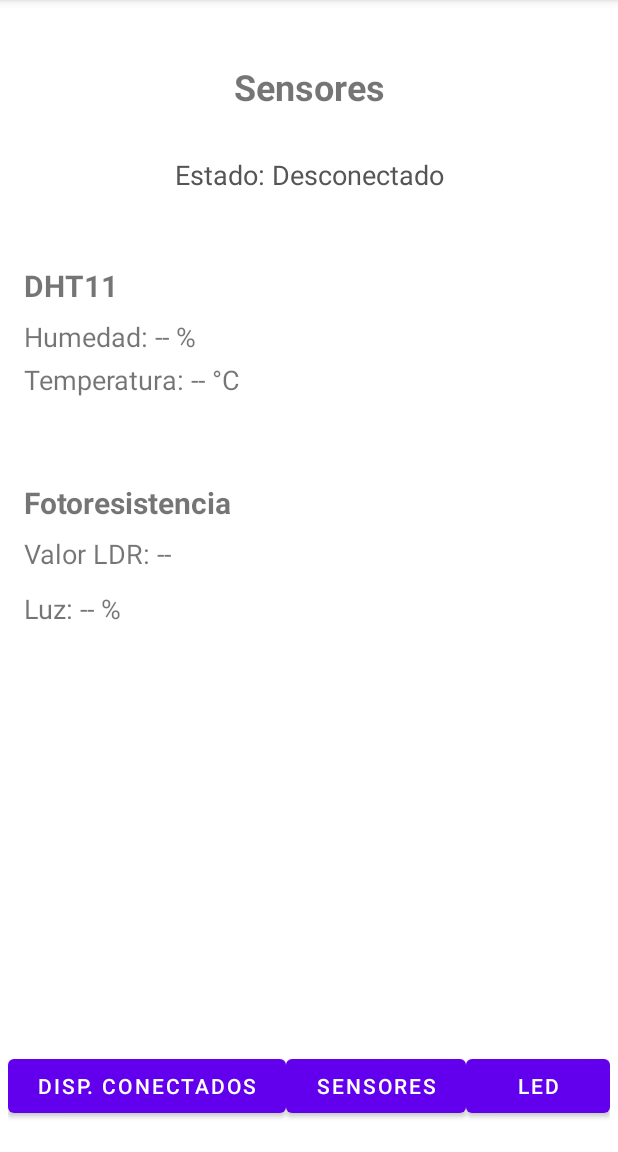
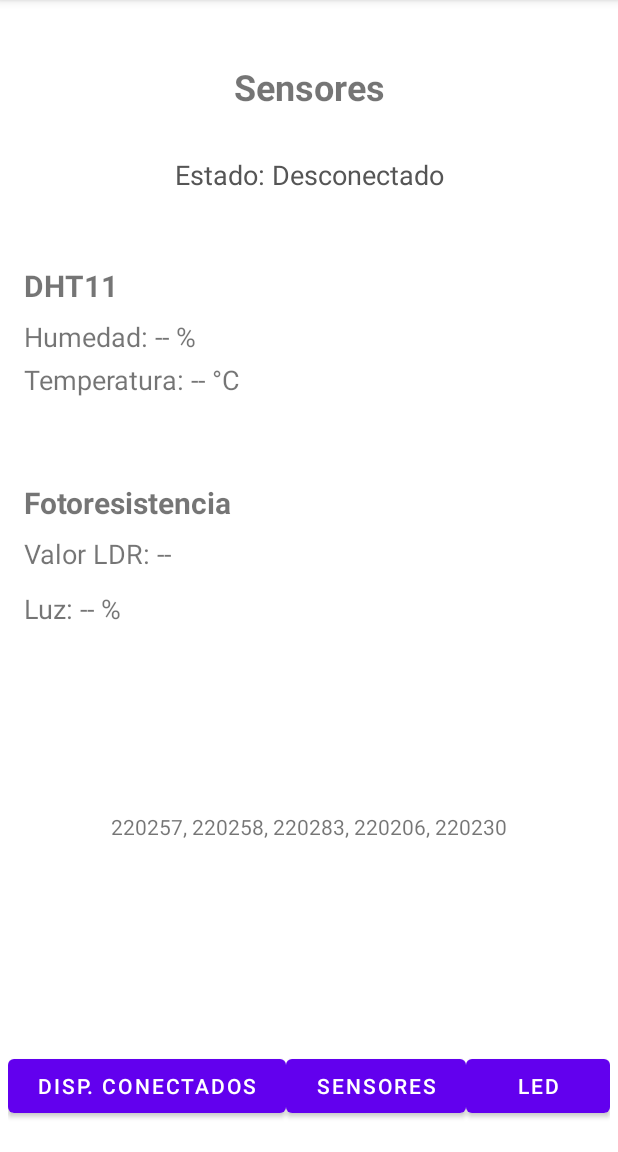
Before and after one commit to AlanGaBer11/ProyectoUnidadIIESP32, an Android app: the screen it shows after launch (MainActivity), after a tap on "SENSORES", on a phone screen of 412 x 824 dp, the part 84-1236 px from its top. Run offline under Robolectric (Android 15) with nearby library versions, the phone set to English and light mode, and no system bars.

Commit message:
Foto y nombres jijija

```diff
--- a/app/src/main/res/layout-land/fragment_sensores.xml
+++ b/app/src/main/res/layout-land/fragment_sensores.xml
@@ -1,6 +1,7 @@
 <?xml version="1.0" encoding="utf-8"?>
 <androidx.constraintlayout.widget.ConstraintLayout xmlns:android="http://schemas.android.com/apk/res/android"
     xmlns:app="http://schemas.android.com/apk/res-auto"
+    xmlns:tools="http://schemas.android.com/tools"
     android:id="@+id/frameLayout3"
     android:layout_width="match_parent"
     android:layout_height="match_parent"
@@ -15,94 +16,125 @@
         app:layout_constraintGuide_percent="0.5" />
 
     <!-- Título -->
+
+    <!-- Estado Bluetooth -->
     <TextView
         android:id="@+id/textView"
-        android:layout_width="0dp"
+        android:layout_width="683dp"
         android:layout_height="wrap_content"
         android:gravity="center"
         android:text="Sensores"
         android:textSize="26sp"
         android:textStyle="bold"
-        app:layout_constraintEnd_toEndOf="parent"
-        app:layout_constraintStart_toStartOf="parent"
-        app:layout_constraintTop_toTopOf="parent" />
+        app:layout_constraintBottom_toTopOf="@+id/txt_estado"
+        app:layout_constraintTop_toTopOf="parent"
+        app:layout_constraintVertical_bias="0.5"
+        tools:layout_editor_absoluteX="-7dp" />
 
-    <!-- Estado Bluetooth -->
+    <!--  Columna IZQUIERDA (DHT11) -->
     <TextView
         android:id="@+id/txt_estado"
-        android:layout_width="0dp"
+        android:layout_width="683dp"
         android:layout_height="wrap_content"
-        android:layout_marginTop="12dp"
         android:gravity="center"
         android:text="Estado: Desconectado"
         android:textColor="#555"
         android:textSize="18sp"
-        app:layout_constraintEnd_toEndOf="parent"
-        app:layout_constraintStart_toStartOf="parent"
-        app:layout_constraintTop_toBottomOf="@id/textView" />
+        app:layout_constraintBottom_toTopOf="@+id/textView3"
+        app:layout_constraintTop_toBottomOf="@+id/textView"
+        app:layout_constraintVertical_bias="0.5"
+        tools:layout_editor_absoluteX="6dp" />
 
-    <!--  Columna IZQUIERDA (DHT11) -->
     <TextView
         android:id="@+id/txt_dht"
         android:layout_width="wrap_content"
         android:layout_height="wrap_content"
-        android:layout_marginTop="32dp"
         android:text="DHT11"
         android:textSize="20sp"
         android:textStyle="bold"
+        app:layout_constraintBottom_toTopOf="@+id/txt_hum"
+        app:layout_constraintEnd_toStartOf="@+id/txt_sensor_luz"
+        app:layout_constraintHorizontal_bias="0.5"
         app:layout_constraintStart_toStartOf="parent"
-        app:layout_constraintTop_toBottomOf="@id/txt_estado" />
+        app:layout_constraintTop_toBottomOf="@+id/textView3"
+        app:layout_constraintVertical_bias="0.5" />
 
     <TextView
         android:id="@+id/txt_hum"
         android:layout_width="wrap_content"
         android:layout_height="wrap_content"
-        android:layout_marginTop="8dp"
         android:text="Humedad: -- %"
         android:textSize="18sp"
-        app:layout_constraintStart_toStartOf="@id/txt_dht"
-        app:layout_constraintTop_toBottomOf="@id/txt_dht" />
+        app:layout_constraintBottom_toTopOf="@+id/txt_temp"
+        app:layout_constraintEnd_toStartOf="@+id/txt_ldr"
+        app:layout_constraintHorizontal_bias="0.5"
+        app:layout_constraintStart_toStartOf="parent"
+        app:layout_constraintTop_toBottomOf="@+id/txt_dht"
+        app:layout_constraintVertical_bias="0.5" />
 
     <TextView
         android:id="@+id/txt_temp"
         android:layout_width="wrap_content"
         android:layout_height="wrap_content"
-        android:layout_marginTop="4dp"
         android:text="Temperatura: -- °C"
         android:textSize="18sp"
-        app:layout_constraintStart_toStartOf="@id/txt_dht"
-        app:layout_constraintTop_toBottomOf="@id/txt_hum" />
+        app:layout_constraintBottom_toBottomOf="parent"
+        app:layout_constraintEnd_toStartOf="@+id/txt_luz"
+        app:layout_constraintHorizontal_bias="0.5"
+        app:layout_constraintStart_toStartOf="parent"
+        app:layout_constraintTop_toBottomOf="@+id/txt_hum"
+        app:layout_constraintVertical_bias="0.5" />
 
     <!--  Columna DERECHA (LDR)-->
+
     <TextView
         android:id="@+id/txt_sensor_luz"
         android:layout_width="wrap_content"
         android:layout_height="wrap_content"
-        android:layout_marginTop="32dp"
         android:text="Fotoresistencia"
         android:textSize="20sp"
         android:textStyle="bold"
-        app:layout_constraintStart_toStartOf="@id/guide_mid"
-        app:layout_constraintTop_toBottomOf="@id/txt_estado" />
+        app:layout_constraintBottom_toTopOf="@+id/txt_ldr"
+        app:layout_constraintEnd_toEndOf="parent"
+        app:layout_constraintHorizontal_bias="0.5"
+        app:layout_constraintStart_toEndOf="@+id/txt_dht"
+        app:layout_constraintTop_toBottomOf="@+id/textView3"
+        app:layout_constraintVertical_bias="0.5" />
 
     <TextView
         android:id="@+id/txt_ldr"
         android:layout_width="wrap_content"
         android:layout_height="wrap_content"
-        android:layout_marginTop="8dp"
         android:text="Valor LDR: --"
         android:textSize="18sp"
-        app:layout_constraintStart_toStartOf="@id/txt_sensor_luz"
-        app:layout_constraintTop_toBottomOf="@id/txt_sensor_luz" />
+        app:layout_constraintBottom_toTopOf="@+id/txt_luz"
+        app:layout_constraintEnd_toEndOf="parent"
+        app:layout_constraintHorizontal_bias="0.5"
+        app:layout_constraintStart_toEndOf="@+id/txt_hum"
+        app:layout_constraintTop_toBottomOf="@+id/txt_sensor_luz"
+        app:layout_constraintVertical_bias="0.5" />
 
     <TextView
         android:id="@+id/txt_luz"
         android:layout_width="wrap_content"
         android:layout_height="wrap_content"
-        android:layout_marginTop="12dp"
         android:text="Luz: -- %"
         android:textSize="18sp"
-        app:layout_constraintStart_toStartOf="@id/txt_sensor_luz"
-        app:layout_constraintTop_toBottomOf="@id/txt_ldr" />
+        app:layout_constraintBottom_toBottomOf="parent"
+        app:layout_constraintEnd_toEndOf="parent"
+        app:layout_constraintHorizontal_bias="0.5"
+        app:layout_constraintStart_toEndOf="@+id/txt_temp"
+        app:layout_constraintTop_toBottomOf="@+id/txt_ldr"
+        app:layout_constraintVertical_bias="0.5" />
+
+    <TextView
+        android:id="@+id/textView3"
+        android:layout_width="wrap_content"
+        android:layout_height="wrap_content"
+        android:text="220257, 220258, 220283, 220206, 220230"
+        app:layout_constraintBottom_toTopOf="@+id/txt_sensor_luz"
+        app:layout_constraintTop_toBottomOf="@+id/txt_estado"
+        app:layout_constraintVertical_bias="0.5"
+        tools:layout_editor_absoluteX="208dp" />
 
 </androidx.constraintlayout.widget.ConstraintLayout>
--- a/app/src/main/res/layout/fragment_sensores.xml
+++ b/app/src/main/res/layout/fragment_sensores.xml
@@ -27,8 +27,8 @@
         android:id="@+id/txt_estado"
         android:layout_width="0dp"
         android:layout_height="wrap_content"
+        android:layout_marginTop="30dp"
         android:gravity="center"
-        android:layout_marginTop="30dp"
         android:text="Estado: Desconectado"
         android:textColor="#555"
         android:textSize="18sp"
@@ -105,4 +105,16 @@
         app:layout_constraintStart_toStartOf="parent"
         app:layout_constraintTop_toBottomOf="@id/txt_ldr" />
 
+    <TextView
+        android:id="@+id/textView3"
+        android:layout_width="wrap_content"
+        android:layout_height="wrap_content"
+        android:text="220257, 220258, 220283, 220206, 220230"
+        app:layout_constraintBottom_toBottomOf="parent"
+        app:layout_constraintEnd_toEndOf="parent"
+        app:layout_constraintHorizontal_bias="0.5"
+        app:layout_constraintStart_toStartOf="parent"
+        app:layout_constraintTop_toBottomOf="@+id/txt_luz"
+        app:layout_constraintVertical_bias="0.5" />
+
 </androidx.constraintlayout.widget.ConstraintLayout>
```
Also changed, not shown: app/src/main/res/layout-land/fragment_led.xml (+35 -12 lines), app/src/main/res/layout-land/fragment_listado.xml (+13 -0 lines), app/src/main/res/layout/fragment_led.xml (+13 -1 lines), app/src/main/res/layout/fragment_listado.xml (+12 -0 lines), app/src/main/res/drawable/whatsapp_image_2025_07_14_at_3_09_00_pm.jpeg (added).
